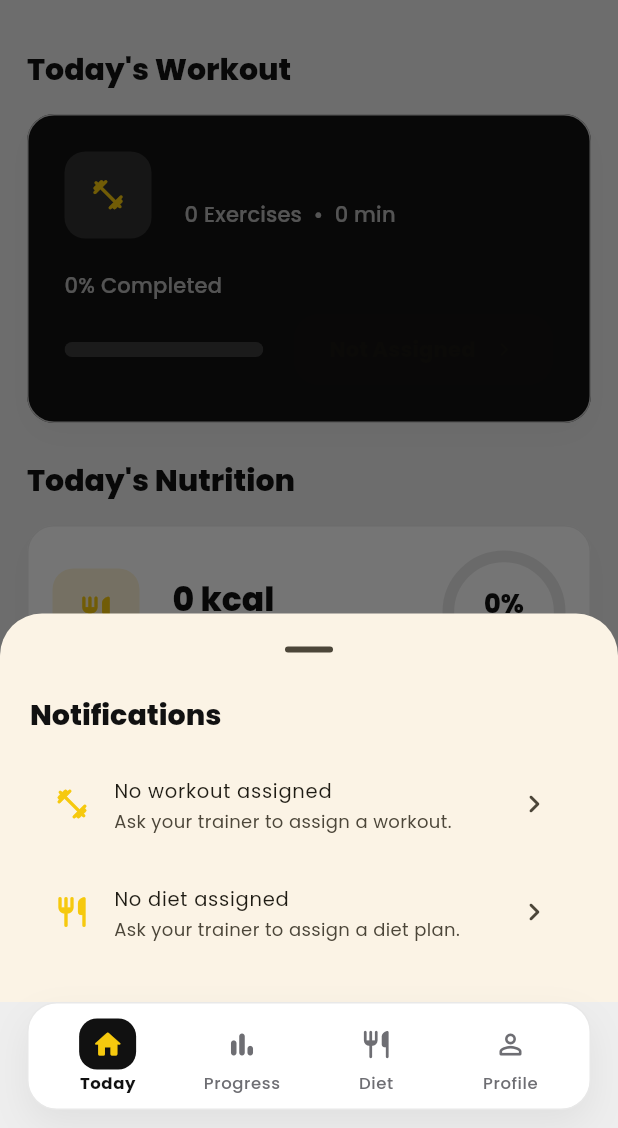
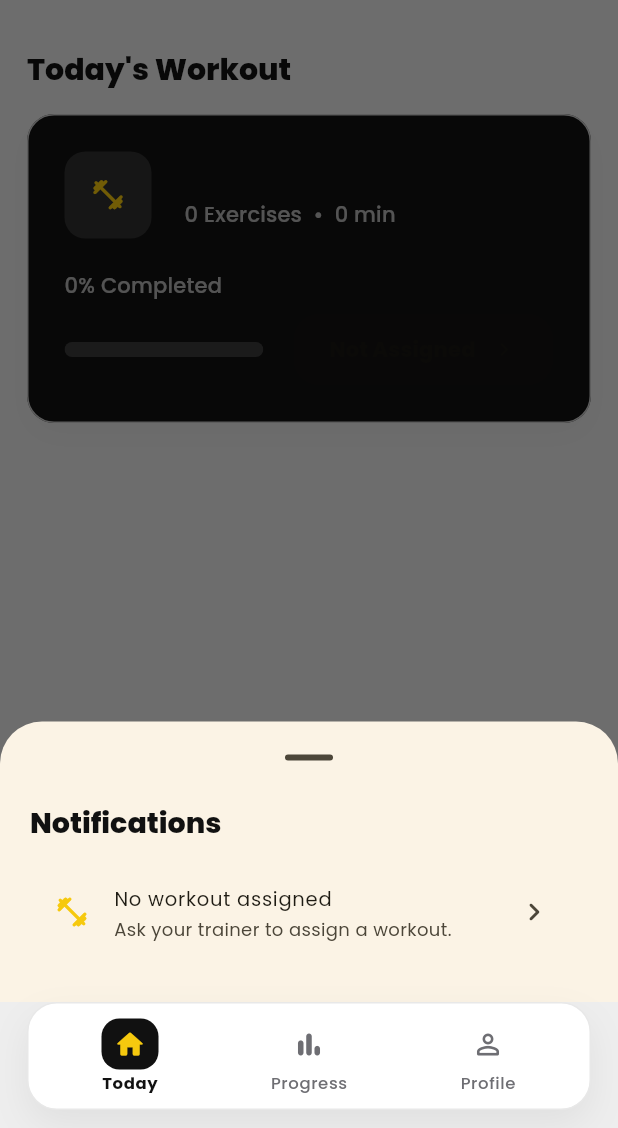
Before and after one commit to devlofttech-oss/deepfitness-app, a Flutter app: the screen it shows once a user with an empty profile is signed in, after a tap on the "notifications none" icon, on a phone screen of 412 x 824 dp, the part 108-1236 px from its top. Run offline on Flutter 3.47's test engine with Material 3 defaults, Android fonts, the phone set to English and light mode, and no system bars; our stand-ins replace flutter_riverpod, go_router, google_fonts, share_plus, supabase_flutter; accounts and stored records are empty.

Commit message:
Temporarily hide diet feature

```diff
--- a/lib/core/router/app_router.dart
+++ b/lib/core/router/app_router.dart
@@ -1,6 +1,5 @@
 import 'package:deepfitness/features/auth/application/auth_controller.dart';
 import 'package:deepfitness/features/auth/presentation/login_screen.dart';
-import 'package:deepfitness/features/diet/presentation/diet_screen.dart';
 import 'package:deepfitness/features/home/presentation/member_shell.dart';
 import 'package:deepfitness/features/home/presentation/today_screen.dart';
 import 'package:deepfitness/features/profile/presentation/profile_screen.dart';
@@ -105,11 +104,6 @@ final appRouterProvider = Provider<GoRouter>((ref) {
             ),
           ),
           GoRoute(
-            path: '/diet',
-            pageBuilder: (context, state) =>
-                _smoothPage(state: state, child: const DietScreen()),
-          ),
-          GoRoute(
             path: '/profile',
             pageBuilder: (context, state) =>
                 _smoothPage(state: state, child: const ProfileScreen()),
@@ -191,11 +185,6 @@ final appRouterProvider = Provider<GoRouter>((ref) {
             _trainerPage(state, const ExerciseLibraryScreen()),
       ),
       GoRoute(
-        path: '/trainer/diet-plan',
-        pageBuilder: (context, state) =>
-            _trainerPage(state, const CreateDietPlanScreen()),
-      ),
-      GoRoute(
         path: '/trainer/assign',
         pageBuilder: (context, state) =>
             _trainerPage(state, const AssignPlanScreen()),
@@ -219,11 +208,6 @@ final appRouterProvider = Provider<GoRouter>((ref) {
         path: '/trainer/assign/exercises',
         pageBuilder: (context, state) =>
             _trainerPage(state, const AssignExercisesScreen()),
-      ),
-      GoRoute(
-        path: '/trainer/assign/meals',
-        pageBuilder: (context, state) =>
-            _trainerPage(state, const AssignMealsScreen()),
       ),
       GoRoute(
         path: '/trainer/profile',
--- a/lib/features/home/presentation/member_shell.dart
+++ b/lib/features/home/presentation/member_shell.dart
@@ -59,12 +59,6 @@ class MemberShell extends ConsumerWidget {
                   label: 'Progress',
                   active: location == '/progress',
                   onTap: () => context.go('/progress'),
-                ),
-                _NavItem(
-                  icon: Icons.restaurant_rounded,
-                  label: 'Diet',
-                  active: location == '/diet',
-                  onTap: () => context.go('/diet'),
                 ),
                 _NavItem(
                   icon: Icons.person_outline_rounded,
--- a/lib/features/home/presentation/today_screen.dart
+++ b/lib/features/home/presentation/today_screen.dart
@@ -4,10 +4,8 @@ import 'package:deepfitness/shared/models/deepfitness_models.dart';
 import 'package:deepfitness/shared/widgets/async_state.dart';
 import 'package:deepfitness/shared/widgets/brand_mark.dart';
 import 'package:deepfitness/shared/widgets/icon_tile.dart';
-import 'package:deepfitness/shared/widgets/metric_cell.dart';
 import 'package:deepfitness/shared/widgets/premium_card.dart';
 import 'package:deepfitness/shared/widgets/premium_scaffold.dart';
-import 'package:deepfitness/shared/widgets/progress_ring.dart';
 import 'package:deepfitness/shared/widgets/section_title.dart';
 import 'package:flutter/material.dart';
 import 'package:flutter_riverpod/flutter_riverpod.dart';
@@ -20,7 +18,6 @@ class TodayScreen extends ConsumerWidget {
   Widget build(BuildContext context, WidgetRef ref) {
     final user = ref.watch(currentUserProvider);
     final workout = ref.watch(workoutProvider);
-    final nutrition = ref.watch(todayNutritionProvider);
 
     return PremiumScaffold(
       bottomPadding: 132,
@@ -32,16 +29,8 @@ class TodayScreen extends ConsumerWidget {
           value: workout,
           errorTitle: 'Could not load your workout',
           onRetry: () => ref.invalidate(workoutProvider),
-          data: (workoutData) => AsyncStateView(
-            value: nutrition,
-            errorTitle: 'Could not load your nutrition',
-            onRetry: () => ref.invalidate(todayNutritionProvider),
-            data: (nutritionData) => _TodayContent(
-              user: userData,
-              workout: workoutData,
-              nutrition: nutritionData,
-            ),
-          ),
+          data: (workoutData) =>
+              _TodayContent(user: userData, workout: workoutData),
         ),
       ),
     );
@@ -49,21 +38,13 @@ class TodayScreen extends ConsumerWidget {
 }
 
 class _TodayContent extends StatelessWidget {
-  const _TodayContent({
-    required this.user,
-    required this.workout,
-    required this.nutrition,
-  });
+  const _TodayContent({required this.user, required this.workout});
 
   final AppUser user;
   final WorkoutPlan workout;
-  final NutritionPlan nutrition;
 
   @override
   Widget build(BuildContext context) {
-    final nutritionPercent = nutrition.goalCalories == 0
-        ? 0.0
-        : (nutrition.calories / nutrition.goalCalories).clamp(0.0, 1.0);
     final greeting = _greetingFor(DateTime.now());
 
     return Column(
@@ -98,8 +79,7 @@ class _TodayContent extends StatelessWidget {
               clipBehavior: Clip.none,
               children: [
                 IconButton(
-                  onPressed: () =>
-                      _showNotifications(context, workout, nutrition),
+                  onPressed: () => _showNotifications(context, workout),
                   icon: const Icon(
                     Icons.notifications_none_rounded,
                     size: 26,
@@ -217,77 +197,12 @@ class _TodayContent extends StatelessWidget {
             ],
           ),
         ),
-        const SizedBox(height: 26),
-        const SectionTitle(title: "Today's Nutrition"),
-        const SizedBox(height: 18),
-        PremiumCard(
-          child: Column(
-            children: [
-              Row(
-                children: [
-                  const IconTile(icon: Icons.restaurant_rounded, size: 58),
-                  const SizedBox(width: 22),
-                  Expanded(
-                    child: Column(
-                      crossAxisAlignment: CrossAxisAlignment.start,
-                      children: [
-                        Text(
-                          '${nutrition.calories} kcal',
-                          style: Theme.of(context).textTheme.headlineMedium
-                              ?.copyWith(fontWeight: FontWeight.w800),
-                        ),
-                        Text(
-                          '${nutrition.meals.where((meal) => meal.logged).length} of ${nutrition.meals.length} Meals Logged',
-                          style: Theme.of(context).textTheme.titleMedium
-                              ?.copyWith(color: AppColors.muted),
-                        ),
-                      ],
-                    ),
-                  ),
-                  ProgressRing(value: nutritionPercent, size: 82),
-                ],
-              ),
-              const SizedBox(height: 20),
-              Row(
-                children: [
-                  MetricCell(
-                    icon: Icons.fitness_center_rounded,
-                    value: '${nutrition.protein} g',
-                    label: 'Protein',
-                  ),
-                  const _Divider(),
-                  MetricCell(
-                    icon: Icons.grass_rounded,
-                    value: '${nutrition.carbs} g',
-                    label: 'Carbs',
-                  ),
-                  const _Divider(),
-                  MetricCell(
-                    icon: Icons.water_drop_outlined,
-                    value: '${nutrition.fats} g',
-                    label: 'Fats',
-                  ),
-                  const _Divider(),
-                  MetricCell(
-                    icon: Icons.local_fire_department_outlined,
-                    value: '${nutrition.caloriesLeft}',
-                    label: 'Calories Left',
-                  ),
-                ],
-              ),
-            ],
-          ),
-        ),
       ],
     );
   }
 }
 
-void _showNotifications(
-  BuildContext context,
-  WorkoutPlan workout,
-  NutritionPlan nutrition,
-) {
+void _showNotifications(BuildContext context, WorkoutPlan workout) {
   showModalBottomSheet<void>(
     context: context,
     showDragHandle: true,
@@ -323,25 +238,6 @@ void _showNotifications(
               context.go('/workout');
             },
           ),
-          ListTile(
-            leading: const Icon(
-              Icons.restaurant_rounded,
-              color: AppColors.gold,
-            ),
-            title: Text(
-              nutrition.meals.isEmpty ? 'No diet assigned' : 'Diet available',
-            ),
-            subtitle: Text(
-              nutrition.meals.isEmpty
-                  ? 'Ask your trainer to assign a diet plan.'
-                  : '${nutrition.meals.length} meals planned today.',
-            ),
-            trailing: const Icon(Icons.chevron_right_rounded),
-            onTap: () {
-              Navigator.pop(context);
-              context.go('/diet');
-            },
-          ),
         ],
       ),
     ),
@@ -353,12 +249,3 @@ String _greetingFor(DateTime now) {
   if (now.hour < 17) return 'Good Afternoon';
   return 'Good Evening';
 }
-
-class _Divider extends StatelessWidget {
-  const _Divider();
-
-  @override
-  Widget build(BuildContext context) {
-    return Container(width: 1, height: 58, color: AppColors.divider(context));
-  }
-}
--- a/lib/features/profile/presentation/profile_screen.dart
+++ b/lib/features/profile/presentation/profile_screen.dart
@@ -637,7 +637,7 @@ void _showPrivacyPolicy(BuildContext context) {
     context,
     title: 'Privacy Policy',
     message:
-        'Deep Fitness stores profile, workout, diet, measurement, progress, and note data so members and assigned trainers can manage coaching. Member data is visible only to the member and their assigned trainer. Support requests may use your email address so the team can respond.',
+        'Deep Fitness stores profile, workout, measurement, progress, and note data so members and assigned trainers can manage coaching. Member data is visible only to the member and their assigned trainer. Support requests may use your email address so the team can respond.',
   );
 }
 
@@ -652,7 +652,7 @@ void _showAboutDeepFitness(BuildContext context) {
     ),
     children: const [
       Text(
-        'Deep Fitness helps members follow trainer-assigned workouts, diets, progress tracking, and exercise logs.',
+        'Deep Fitness helps members follow trainer-assigned workouts, progress tracking, and exercise logs.',
       ),
     ],
   );
--- a/lib/features/trainer/presentation/trainer_screens.dart
+++ b/lib/features/trainer/presentation/trainer_screens.dart
@@ -170,7 +170,7 @@ class TrainerDashboardScreen extends ConsumerWidget {
           ),
           _ActionCard(
             title: 'Assign Plans',
-            subtitle: 'Workout or diet, step by step',
+            subtitle: 'Workout plans, step by step',
             icon: Icons.send_rounded,
             route: '/trainer/assign',
           ),
@@ -611,17 +611,6 @@ class AssignPlanScreen extends ConsumerWidget {
               context.push('/trainer/assign/member');
             },
           ),
-          _ChoiceCard(
-            title: 'Diet Plan',
-            subtitle: 'Meals, calories, macros',
-            icon: Icons.restaurant_rounded,
-            onTap: () {
-              ref
-                  .read(assignmentDraftProvider.notifier)
-                  .start(AssignmentKind.diet);
-              context.push('/trainer/assign/member');
-            },
-          ),
         ],
       ),
     );
```
Also changed, not shown: 1 other file.
